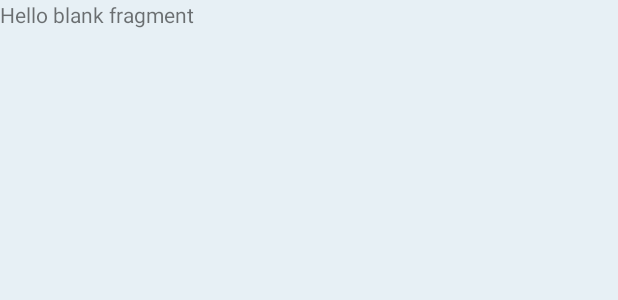
After one commit to yeray697/BabyGuard, an Android app: the layout fragment_chat_teacher.xml on its own in the app's theme, with its tools: preview values and no code run, on a phone screen of 412 x 824 dp. The commit adds this screen. Shown: the top 300 px of the screen. Run offline under Robolectric (Android 15) with nearby library versions, the phone set to English and light mode, and no system bars.

Commit message:
Some code added

```diff
--- a/app/src/main/java/com/ncatz/babyguard/Calendar_Fragment.java
+++ b/app/src/main/java/com/ncatz/babyguard/Calendar_Fragment.java
@@ -37,7 +37,6 @@ public class Calendar_Fragment extends Fragment {
     @Override
     public View onCreateView(LayoutInflater inflater, ViewGroup container, Bundle savedInstanceState) {
         super.onCreateView(inflater,container,savedInstanceState);
-        ((Home_Parent_Activity)getActivity()).enableNavigationDrawer(true);
         View view = inflater.inflate(R.layout.fragment_calendar, container, false);
         calendar = (DiaryCalendarView) view.findViewById(R.id.calendar);
         setToolbar();
--- /dev/null
+++ b/app/src/main/res/anim/fade_in.xml
@@ -0,0 +1,5 @@
+<?xml version="1.0" encoding="utf-8"?>
+<set xmlns:android="http://schemas.android.com/apk/res/android">
+    <alpha android:fromAlpha="0.0" android:toAlpha="1.0"
+        android:duration="@android:integer/config_mediumAnimTime" />
+</set>
--- /dev/null
+++ b/app/src/main/res/anim/fade_out.xml
@@ -0,0 +1,5 @@
+<?xml version="1.0" encoding="utf-8"?>
+<set xmlns:android="http://schemas.android.com/apk/res/android">
+    <alpha android:fromAlpha="1.0" android:toAlpha="0.0"
+        android:duration="@android:integer/config_mediumAnimTime" />
+</set>
--- /dev/null
+++ b/app/src/main/res/layout/fragment_chat_teacher.xml
@@ -0,0 +1,13 @@
+<FrameLayout xmlns:android="http://schemas.android.com/apk/res/android"
+    xmlns:tools="http://schemas.android.com/tools"
+    android:layout_width="match_parent"
+    android:layout_height="match_parent"
+    tools:context="com.ncatz.babyguard.ChatTeacher_Fragment">
+
+    <!-- TODO: Update blank fragment layout -->
+    <TextView
+        android:layout_width="match_parent"
+        android:layout_height="match_parent"
+        android:text="@string/hello_blank_fragment" />
+
+</FrameLayout>
--- a/app/src/main/res/values/strings.xml
+++ b/app/src/main/res/values/strings.xml
@@ -20,4 +20,7 @@
     <string name="tvNameProfile_text">Nombre</string>
     <string name="tvKidList_parent_text">Hijos en la guardería</string>
     <string name="action_sign_off">Cerrar sesión</string>
+
+    <!-- TODO: Remove or change this placeholder text -->
+    <string name="hello_blank_fragment">Hello blank fragment</string>
 </resources>
```
Also changed, not shown: app/build.gradle (+6 -6 lines), app/src/main/java/com/ncatz/babyguard/ChatTeacher_Fragment.java (added, +33 -0 lines), app/src/main/java/com/ncatz/babyguard/Home_Teacher_Activity.java (+6 -4 lines), app/src/main/java/com/ncatz/babyguard/adapter/ChatTeacher_Adapter.java (added, +27 -0 lines).
